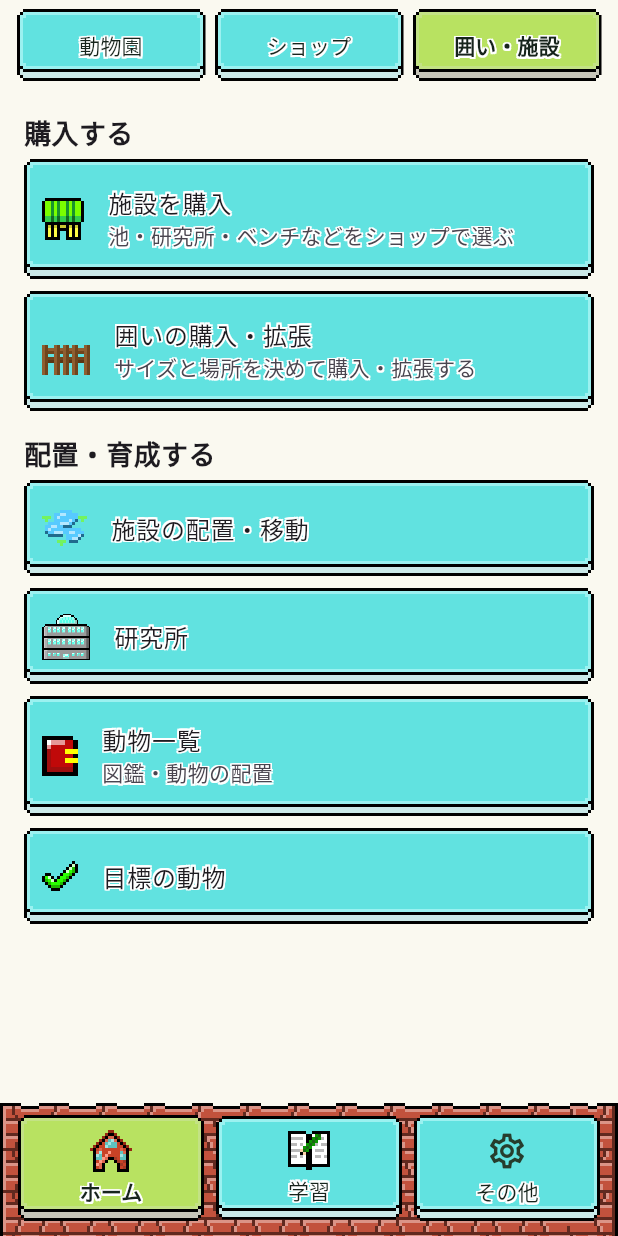
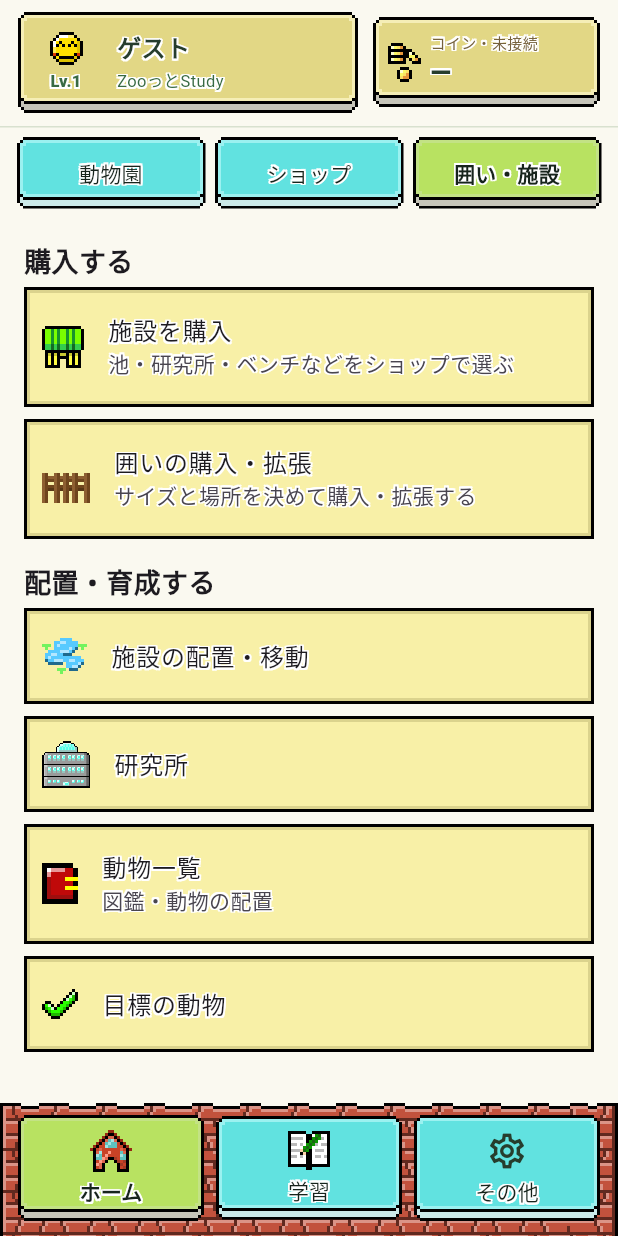
Before and after one commit to jphacks/ng_2621, a Flutter app: the ZooScreen screen opened directly, after a tap on "ショップ", after a tap on "囲い・施設", on a phone screen of 412 x 824 dp. Run offline on Flutter 3.47's test engine with Material 3 defaults, Android fonts, the phone set to English and light mode, and no system bars; our stand-ins replace camera, cloud_firestore, cloud_functions, firebase_auth, firebase_core, firebase_storage and 2 more; missing offline and left inert: file_selector, google_mlkit_face_detection, idb_shim, pdfrx, ultralytics_yolo; accounts and stored records are empty; Roboto replaces fonts that are missing (DotGothic16).

Commit message:
fix: restore cream cards and retain account header across home sections

```diff
--- a/lib/core/ui/widgets/sprite_panel.dart
+++ b/lib/core/ui/widgets/sprite_panel.dart
@@ -233,15 +233,22 @@ class SpriteTile extends StatelessWidget {
     this.trailing,
     this.onTap,
     this.enabled = true,
+    this.panelStyle,
   });
   final Widget? leading, title, subtitle, trailing;
   final VoidCallback? onTap;
   final bool enabled;
+  final SpritePanelStyle? panelStyle;
 
   @override
   Widget build(BuildContext context) => Padding(
     padding: const EdgeInsets.symmetric(vertical: 4),
-    child: onTap != null
+    child: panelStyle != null
+        ? SpritePanel(
+            style: panelStyle!,
+            child: PixelTextOutline(child: _tile()),
+          )
+        : onTap != null
         ? ColorActionPanel(enabled: enabled, child: _tile())
         : SpritePanel(child: _tile()),
   );
--- a/lib/features/animals/presentation/animal_encyclopedia.dart
+++ b/lib/features/animals/presentation/animal_encyclopedia.dart
@@ -193,8 +193,8 @@ class _AnimalEncyclopediaState extends State<AnimalEncyclopedia> {
           'No.${number.toString().padLeft(2, '0')} ${animal.name}${owned ? '' : ' 未所持'}',
       button: true,
       enabled: owned,
-      child: ColorActionPanel(
-        enabled: owned,
+      child: SpritePanel(
+        child: PixelTextOutline(
           child: Material(
             color: Colors.transparent,
             child: InkWell(
@@ -220,6 +220,7 @@ class _AnimalEncyclopediaState extends State<AnimalEncyclopedia> {
             ),
           ),
         ),
+      ),
     );
   }
 }
--- a/lib/features/shop/presentation/shop_item_card.dart
+++ b/lib/features/shop/presentation/shop_item_card.dart
@@ -38,8 +38,8 @@ class ShopItemCard extends StatelessWidget {
       button: true,
       label: '${item.name}、${item.price}コイン、$status',
       excludeSemantics: true,
-      child: ColorActionPanel(
-        palette: ButtonPalette.white,
+      child: SpritePanel(
+        child: PixelTextOutline(
           child: Material(
             color: Colors.transparent,
             child: InkWell(
@@ -66,6 +66,7 @@ class ShopItemCard extends StatelessWidget {
             ),
           ),
         ),
+      ),
     );
   }
 }
--- a/lib/features/zoo/presentation/zoo_screen.dart
+++ b/lib/features/zoo/presentation/zoo_screen.dart
@@ -881,12 +881,14 @@ class _ZooScreenState extends State<ZooScreen>
         style: TextStyle(fontSize: 18, fontWeight: FontWeight.bold),
       ),
       SpriteTile(
+        panelStyle: SpritePanelStyle.cream,
         title: const Text('施設を購入'),
         subtitle: const Text('池・研究所・ベンチなどをショップで選ぶ'),
         leading: const ZooArtSprite(part: ZooArtPart.shop, scale: 2),
         onTap: () => _showShop(kind: ShopItemKind.facility, query: ''),
       ),
       SpriteTile(
+        panelStyle: SpritePanelStyle.cream,
         title: const Text('囲いの購入・拡張'),
         subtitle: const Text('サイズと場所を決めて購入・拡張する'),
         leading: const TerrainSprite(part: TerrainPart.fence),
@@ -898,11 +900,13 @@ class _ZooScreenState extends State<ZooScreen>
         style: TextStyle(fontSize: 18, fontWeight: FontWeight.bold),
       ),
       SpriteTile(
+        panelStyle: SpritePanelStyle.cream,
         title: const Text('施設の配置・移動'),
         leading: const ZooArtSprite(part: ZooArtPart.pond, scale: 2),
         onTap: _showFacilities,
       ),
       SpriteTile(
+        panelStyle: SpritePanelStyle.cream,
         title: const Text('研究所'),
         leading: const ZooBuildingSprite(
           part: ZooBuildingPart.laboratory,
@@ -911,12 +915,14 @@ class _ZooScreenState extends State<ZooScreen>
         onTap: _showResearch,
       ),
       SpriteTile(
+        panelStyle: SpritePanelStyle.cream,
         title: const Text('動物一覧'),
         subtitle: const Text('図鑑・動物の配置'),
         leading: const ZooUiSprite(part: ZooUiPart.encyclopediaRed, scale: 3),
         onTap: _showAnimals,
       ),
       SpriteTile(
+        panelStyle: SpritePanelStyle.cream,
         title: const Text('目標の動物'),
         leading: const ZooUiSprite(part: ZooUiPart.check, scale: 2),
         onTap: _showGoalPicker,
@@ -1006,7 +1012,7 @@ class _ZooScreenState extends State<ZooScreen>
                 bottom: false,
                 child: Column(
                   children: [
-                    if (showHomeInfo)
+                    if (_mainTab == ZooMainTab.home)
                       ConstrainedBox(
                         constraints: BoxConstraints(
                           maxHeight: MediaQuery.sizeOf(context).height * .30,
@@ -1028,11 +1034,13 @@ class _ZooScreenState extends State<ZooScreen>
                                         GameConnection.disconnected => '未接続',
                                       },
                               ),
-                              GameNoticeBanner(
-                                session: _game,
-                                onDetails: _showWallet,
-                              ),
-                              if (_experienceCatalog != null &&
+                              if (showHomeInfo)
+                                GameNoticeBanner(
+                                  session: _game,
+                                  onDetails: _showWallet,
+                                ),
+                              if (showHomeInfo &&
+                                  _experienceCatalog != null &&
                                   _game.snapshot != null &&
                                   _experience.goalId != null)
                                 ..._experienceCatalog!.items
```
Also changed, not shown: 4 other files. Lines whose indentation alone changed are shown as unchanged.
